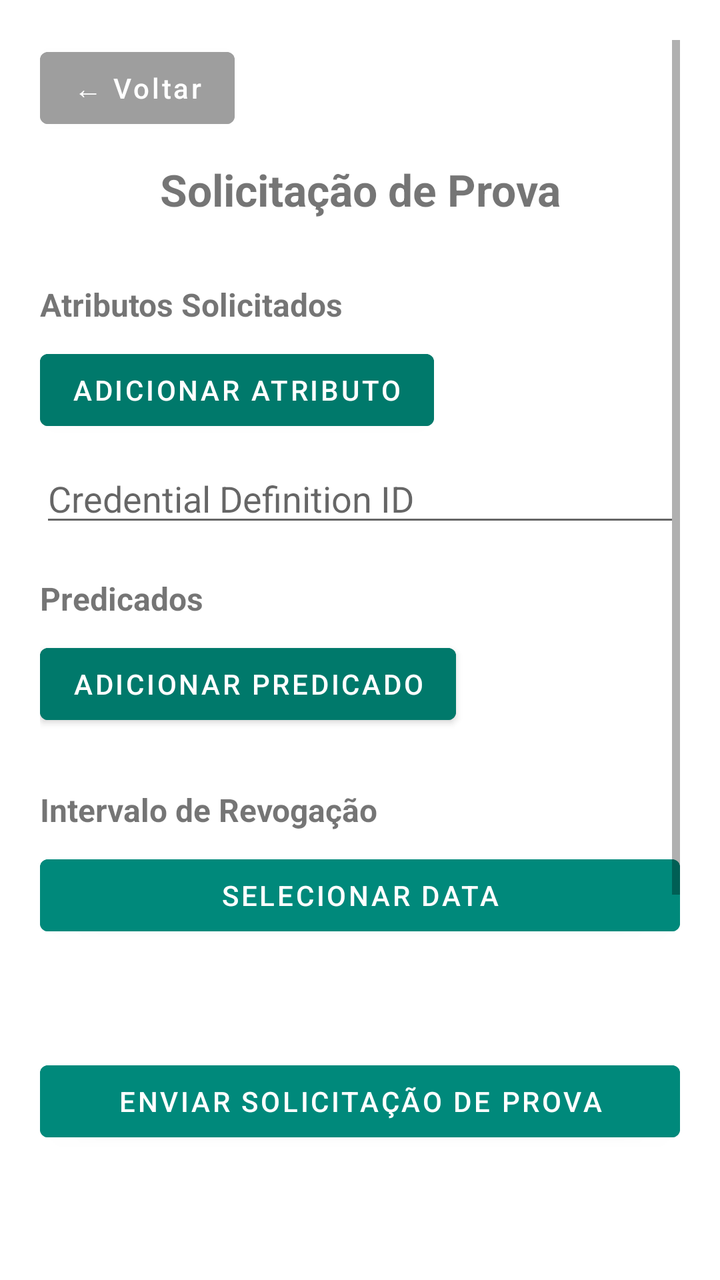
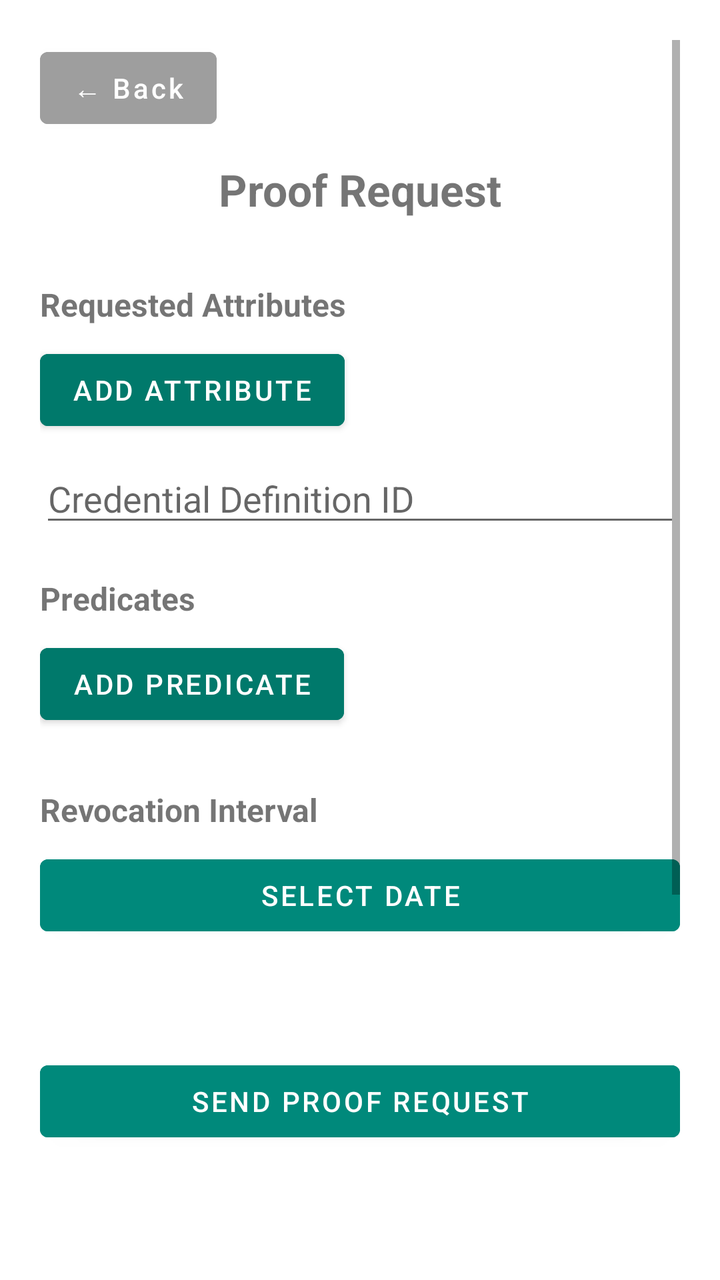

Before-and-after screenshots of an Android layout around one commit, followed by the original layout XML and the change that was made.
<!-- AndroidManifest.xml: activity theme AppTheme.NoActionBar -->
<!-- res/layout/activity_request_proof.xml -->
<?xml version="1.0" encoding="utf-8"?>
<ScrollView xmlns:android="http://schemas.android.com/apk/res/android"
    xmlns:app="http://schemas.android.com/apk/res-auto"
    android:layout_width="match_parent"
    android:layout_height="match_parent"
    android:padding="20dp"
    android:background="@android:color/background_light">

    <LinearLayout
        android:layout_width="match_parent"
        android:layout_height="wrap_content"
        android:orientation="vertical">

        
        <com.google.android.material.button.MaterialButton
            android:id="@+id/backButton"
            style="@style/Widget.MaterialComponents.Button"
            android:layout_width="wrap_content"
            android:layout_height="wrap_content"
            android:text="← Voltar"
            android:textAllCaps="false"
            android:textColor="@android:color/white"
            android:backgroundTint="@color/gray_500"
            android:layout_marginBottom="12dp" />

        
        <TextView
            android:text="Solicitação de Prova"
            android:textSize="22sp"
            android:textStyle="bold"
            android:gravity="center"
            android:layout_width="match_parent"
            android:layout_height="wrap_content"
            android:layout_marginBottom="16dp" />

        
        <TextView
            android:text="Atributos Solicitados"
            android:textStyle="bold"
            android:layout_marginTop="16dp"
            android:textSize="16sp"
            android:layout_width="match_parent"
            android:layout_height="wrap_content" />

        <com.google.android.material.button.MaterialButton
            android:id="@+id/addAttributeButton"
            style="@style/Widget.MaterialComponents.Button"
            android:text="Adicionar Atributo"
            android:layout_marginTop="8dp"
            android:layout_width="wrap_content"
            android:layout_height="wrap_content"
            android:backgroundTint="@color/teal_700"
            android:textColor="@android:color/white" />

        <LinearLayout
            android:id="@+id/attributesContainer"
            android:orientation="vertical"
            android:layout_marginTop="8dp"
            android:layout_width="match_parent"
            android:layout_height="wrap_content" />

        
        <EditText
            android:id="@+id/credentialDefInput"
            android:hint="Credential Definition ID"
            android:layout_width="match_parent"
            android:layout_height="wrap_content"
            android:inputType="textUri"
            android:autofillHints="credentialDefinitionId" />

        
        <TextView
            android:text="Predicados"
            android:textStyle="bold"
            android:textSize="16sp"
            android:layout_marginTop="20dp"
            android:layout_width="match_parent"
            android:layout_height="wrap_content" />

        <com.google.android.material.button.MaterialButton
            android:id="@+id/addPredicateButton"
            style="@style/Widget.MaterialComponents.Button"
            android:text="Adicionar Predicado"
            android:layout_marginTop="8dp"
            android:layout_width="wrap_content"
            android:layout_height="wrap_content"
            android:backgroundTint="@color/teal_700"
            android:textColor="@android:color/white" />

        <LinearLayout
            android:id="@+id/predicatesContainer"
            android:orientation="vertical"
            android:layout_marginTop="8dp"
            android:layout_width="match_parent"
            android:layout_height="wrap_content" />

        
        <TextView
            android:text="Intervalo de Revogação"
            android:textStyle="bold"
            android:textSize="16sp"
            android:layout_marginTop="20dp"
            android:layout_width="match_parent"
            android:layout_height="wrap_content" />

        <LinearLayout
            android:orientation="horizontal"
            android:layout_width="match_parent"
            android:layout_height="wrap_content"
            android:gravity="center"
            android:layout_marginTop="8dp">

            <com.google.android.material.button.MaterialButton
                android:id="@+id/toDateButton"
                style="@style/Widget.MaterialComponents.Button"
                android:text="Selecionar data"
                android:layout_width="0dp"
                android:layout_height="wrap_content"
                android:layout_weight="1"
                android:backgroundTint="@color/teal_600"
                android:textColor="@android:color/white" />
        </LinearLayout>

        
        <ProgressBar
            android:id="@+id/progressBar"
            android:layout_width="wrap_content"
            android:layout_height="wrap_content"
            android:layout_gravity="center"
            android:layout_marginTop="16dp"
            android:visibility="gone" />

        <TextView
            android:id="@+id/statusText"
            android:layout_width="match_parent"
            android:layout_height="wrap_content"
            android:textAlignment="center"
            android:layout_marginTop="12dp"
            android:textColor="@android:color/black"
            android:textSize="14sp" />

        
        <com.google.android.material.button.MaterialButton
            android:id="@+id/requestProofButton"
            style="@style/Widget.MaterialComponents.Button"
            android:layout_width="match_parent"
            android:layout_height="wrap_content"
            android:text="Enviar Solicitação de Prova"
            android:backgroundTint="@color/teal_600"
            android:textColor="@android:color/white"
            android:layout_marginTop="24dp" />

        
        <ImageView
            android:id="@+id/qrImageView"
            android:layout_width="300dp"
            android:layout_height="300dp"
            android:layout_gravity="center"
            android:visibility="visible"
            android:layout_marginTop="24dp"/>
    </LinearLayout>
</ScrollView>
<!-- resources referenced by this layout -->
<resources>
  <color name="gray_500">#9E9E9E</color>
  <color name="teal_600">#00897B</color>
  <color name="teal_700">#00796B</color>
  <style name="AppTheme.NoActionBar" parent="Theme.MaterialComponents.DayNight.NoActionBar">
          <item name="toolbarStyle">@style/WhiteToolbar</item>
      </style>
  <style name="WhiteToolbar" parent="Widget.AppCompat.Toolbar">
          <item name="titleTextColor">@android:color/white</item>
          <item name="navigationIconTint">@android:color/white</item>
          <item name="android:background">@color/teal_700</item>
      </style>
</resources>

<!-- the commit's change to res/layout/activity_request_proof.xml (unified diff, before → after) -->
@@ -11,21 +11,19 @@
         android:layout_height="wrap_content"
         android:orientation="vertical">
 
-        
         <com.google.android.material.button.MaterialButton
             android:id="@+id/backButton"
             style="@style/Widget.MaterialComponents.Button"
             android:layout_width="wrap_content"
             android:layout_height="wrap_content"
-            android:text="← Voltar"
+            android:text="← Back"
             android:textAllCaps="false"
             android:textColor="@android:color/white"
             android:backgroundTint="@color/gray_500"
             android:layout_marginBottom="12dp" />
 
-        
         <TextView
-            android:text="Solicitação de Prova"
+            android:text="Proof Request"
             android:textSize="22sp"
             android:textStyle="bold"
             android:gravity="center"
@@ -33,9 +31,8 @@
             android:layout_height="wrap_content"
             android:layout_marginBottom="16dp" />
 
-        
         <TextView
-            android:text="Atributos Solicitados"
+            android:text="Requested Attributes"
             android:textStyle="bold"
             android:layout_marginTop="16dp"
             android:textSize="16sp"
@@ -45,7 +42,7 @@
         <com.google.android.material.button.MaterialButton
             android:id="@+id/addAttributeButton"
             style="@style/Widget.MaterialComponents.Button"
-            android:text="Adicionar Atributo"
+            android:text="Add Attribute"
             android:layout_marginTop="8dp"
             android:layout_width="wrap_content"
             android:layout_height="wrap_content"
@@ -59,7 +56,6 @@
             android:layout_width="match_parent"
             android:layout_height="wrap_content" />
 
-        
         <EditText
             android:id="@+id/credentialDefInput"
             android:hint="Credential Definition ID"
@@ -68,9 +64,8 @@
             android:inputType="textUri"
             android:autofillHints="credentialDefinitionId" />
 
-        
         <TextView
-            android:text="Predicados"
+            android:text="Predicates"
             android:textStyle="bold"
             android:textSize="16sp"
             android:layout_marginTop="20dp"
@@ -80,7 +75,7 @@
         <com.google.android.material.button.MaterialButton
             android:id="@+id/addPredicateButton"
             style="@style/Widget.MaterialComponents.Button"
-            android:text="Adicionar Predicado"
+            android:text="Add Predicate"
             android:layout_marginTop="8dp"
             android:layout_width="wrap_content"
             android:layout_height="wrap_content"
@@ -94,9 +89,8 @@
             android:layout_width="match_parent"
             android:layout_height="wrap_content" />
 
-        
         <TextView
-            android:text="Intervalo de Revogação"
+            android:text="Revocation Interval"
             android:textStyle="bold"
             android:textSize="16sp"
             android:layout_marginTop="20dp"
@@ -113,7 +107,7 @@
             <com.google.android.material.button.MaterialButton
                 android:id="@+id/toDateButton"
                 style="@style/Widget.MaterialComponents.Button"
-                android:text="Selecionar data"
+                android:text="Select date"
                 android:layout_width="0dp"
                 android:layout_height="wrap_content"
                 android:layout_weight="1"
@@ -121,7 +115,6 @@
                 android:textColor="@android:color/white" />
         </LinearLayout>
 
-        
         <ProgressBar
             android:id="@+id/progressBar"
             android:layout_width="wrap_content"
@@ -139,24 +132,22 @@
             android:textColor="@android:color/black"
             android:textSize="14sp" />
 
-        
         <com.google.android.material.button.MaterialButton
             android:id="@+id/requestProofButton"
             style="@style/Widget.MaterialComponents.Button"
             android:layout_width="match_parent"
             android:layout_height="wrap_content"
-            android:text="Enviar Solicitação de Prova"
+            android:text="Send Proof Request"
             android:backgroundTint="@color/teal_600"
             android:textColor="@android:color/white"
             android:layout_marginTop="24dp" />
 
-        
         <ImageView
             android:id="@+id/qrImageView"
             android:layout_width="300dp"
             android:layout_height="300dp"
             android:layout_gravity="center"
             android:visibility="visible"
-            android:layout_marginTop="24dp"/>
+            android:layout_marginTop="24dp" />
     </LinearLayout>
 </ScrollView>
